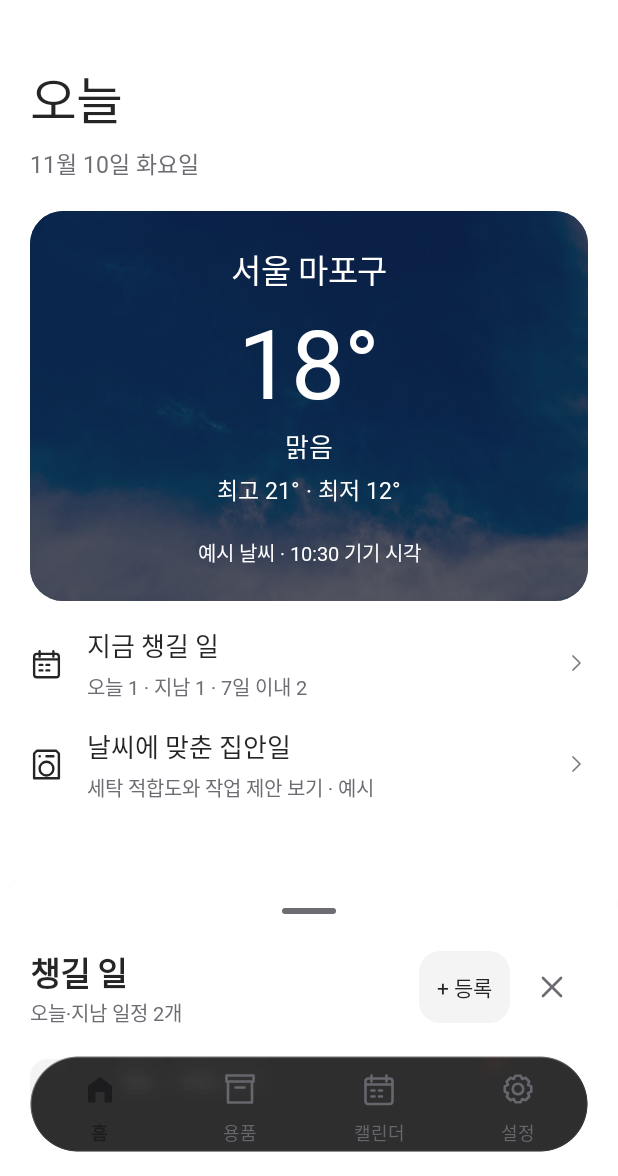
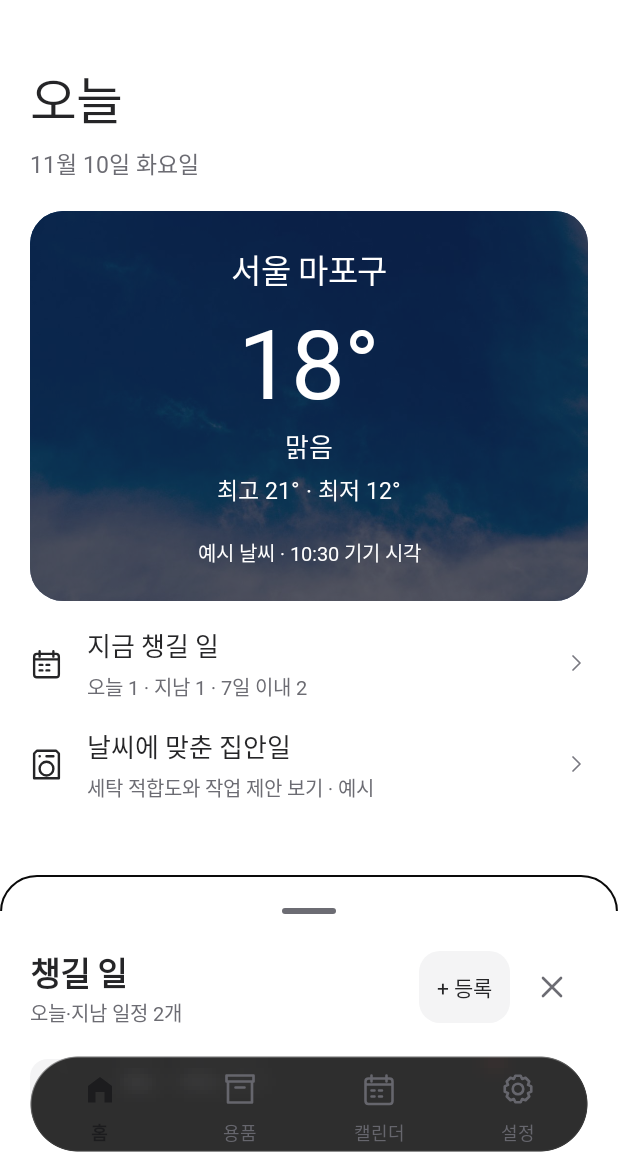
Before and after one commit to kw-mobile/home-timing, an Android app: the screen it shows after launch (MainActivity), on a phone screen of 412 x 824 dp, the part 60-1236 px from its top. Run offline under Robolectric (Android 15) with nearby library versions, the phone set to English and light mode, and no system bars.

Commit message:
fix: distinguish the draggable home sheet with a top outline

```diff
--- a/app/src/main/res/drawable/bg_content_sheet.xml
+++ b/app/src/main/res/drawable/bg_content_sheet.xml
@@ -1,5 +1,14 @@
 <?xml version="1.0" encoding="utf-8"?>
-<shape xmlns:android="http://schemas.android.com/apk/res/android">
-    <solid android:color="@color/ht_background"/>
-    <corners android:topLeftRadius="24dp" android:topRightRadius="24dp"/>
-</shape>
+<layer-list xmlns:android="http://schemas.android.com/apk/res/android">
+    <item>
+        <shape>
+            <solid android:color="@color/ht_background"/>
+            <corners android:topLeftRadius="24dp" android:topRightRadius="24dp"/>
+            <stroke android:width="1dp" android:color="@color/ht_sheet_edge"/>
+        </shape>
+    </item>
+    <!-- Cover lower edges: the outline belongs only to the rounded top boundary. -->
+    <item android:top="24dp">
+        <shape><solid android:color="@color/ht_background"/></shape>
+    </item>
+</layer-list>
--- a/app/src/main/res/values-night/colors.xml
+++ b/app/src/main/res/values-night/colors.xml
@@ -27,4 +27,5 @@
     <color name="ht_disabled">#3A3A3F</color>
     <color name="ht_on_disabled">#A2A2AB</color>
     <color name="launcher_background">#0C3B2E</color>
+    <color name="ht_sheet_edge">#ACACB4</color>
 </resources>
--- a/app/src/main/res/values/colors.xml
+++ b/app/src/main/res/values/colors.xml
@@ -27,4 +27,5 @@
     <color name="ht_disabled">#DADADD</color>
     <color name="ht_on_disabled">#606066</color>
     <color name="launcher_background">#0C3B2E</color>
+    <color name="ht_sheet_edge">#000000</color>
 </resources>
```
